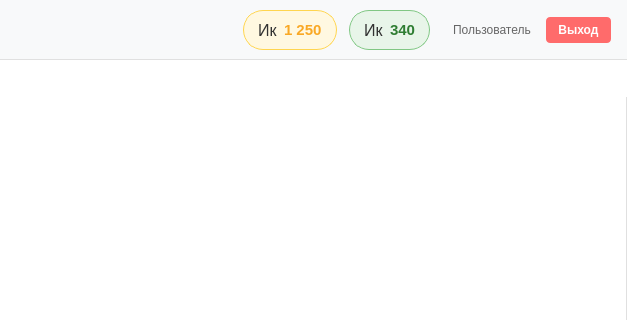
Above: Qt/Journey/mainwindow.ui from 1Creech12/C-DZ before the change; both pictures show x 573 to 1200 and y 0 to 320 of the 1200 by 800 pixel window. Below: the same form after it.
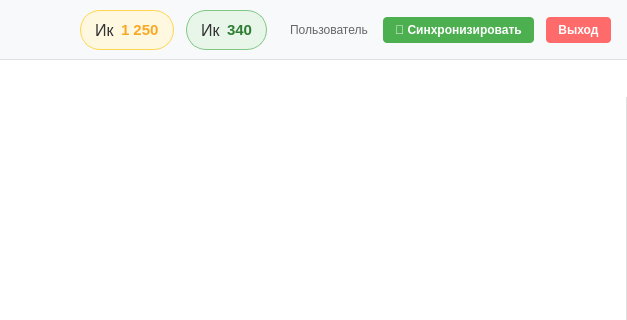
That is the form after the change. The open tabs and pages were chosen to show the change.

```diff
--- a/Qt/Journey/mainwindow.ui
+++ b/Qt/Journey/mainwindow.ui
@@ -274,6 +274,33 @@
          </property>
         </widget>
        </item>
+
+        <item>
+            <widget class="QPushButton" name="syncButton">
+                <property name="text">
+                    <string>🔄 Синхронизировать</string>
+                </property>
+                <property name="styleSheet">
+                    <string notr="true">
+                        QPushButton {
+                            background-color: #4CAF50;
+                            color: white;
+                            border: none;
+                            border-radius: 4px;
+                            padding: 6px 12px;
+                            font-weight: 500;
+                        }
+                        QPushButton:hover {
+                            background-color: #45a049;
+                        }
+                        QPushButton:pressed {
+                            background-color: #3d8b40;
+                        }
+                    </string>
+                </property>
+            </widget>
+        </item>
+
        <item>
         <widget class="QPushButton" name="logoutButton">
          <property name="maximumSize">
```
Left out of the diff: 2 changed lines with no effect on the pictures.
